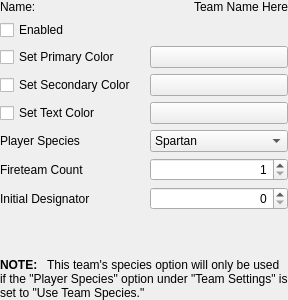
This is native/src/ReachVariantTool/ui/main_window/page_multiplayer_settings_team_specific.ui in DavidJCobb/ReachVariantEditor as Qt 5 draws it before an edit. The edited form follows.
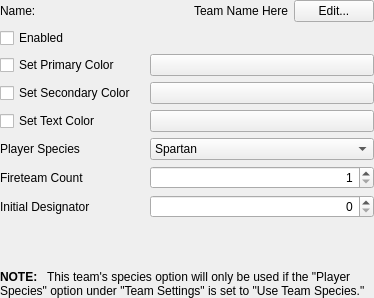
This is the edited form.

Commit message:
Script metadata strings; team names
Script metadata strings are now properly editable (though we can't add strings that are missing, which is a minor problem).

Team names can now be edited (though we can't add custom team names when they aren't already present, which is a minor problem). To facilitate this (and the prior change), the localized string editor dialog can now be told that the string it's editing isn't part of the standard string table (i.e. so it doesn't fire gametype-wide change events or offer a "Save as New" option).

Player rating parameters can now be edited.

```diff
--- a/native/src/ReachVariantTool/ui/main_window/page_multiplayer_settings_team_specific.ui
+++ b/native/src/ReachVariantTool/ui/main_window/page_multiplayer_settings_team_specific.ui
@@ -6,8 +6,8 @@
    <rect>
     <x>0</x>
     <y>0</y>
-    <width>288</width>
-    <height>300</height>
+    <width>374</width>
+    <height>298</height>
    </rect>
   </property>
   <property name="sizePolicy">
@@ -19,7 +19,7 @@
   <property name="windowTitle">
    <string>Form</string>
   </property>
-  <layout class="QGridLayout" name="gridLayout" columnstretch="1,0,0">
+  <layout class="QGridLayout" name="gridLayout" columnstretch="1,0,0,0">
    <property name="leftMargin">
     <number>0</number>
    </property>
@@ -32,6 +32,26 @@
    <property name="bottomMargin">
     <number>0</number>
    </property>
+   <item row="5" column="0" colspan="2">
+    <widget class="QLabel" name="label_72">
+     <property name="text">
+      <string>Player Species</string>
+     </property>
+     <property name="buddy">
+      <cstring>fieldSpecies</cstring>
+     </property>
+    </widget>
+   </item>
+   <item row="7" column="0" colspan="2">
+    <widget class="QLabel" name="label_71">
+     <property name="text">
+      <string>Initial Designator</string>
+     </property>
+     <property name="buddy">
+      <cstring>fieldInitialDesignator</cstring>
+     </property>
+    </widget>
+   </item>
    <item row="0" column="0">
     <widget class="QLabel" name="label_51">
      <property name="text">
@@ -49,11 +69,34 @@
      </property>
     </widget>
    </item>
-   <item row="2" column="2">
-    <widget class="QPushButton" name="fieldButtonColorPrimary">
-     <property name="contextMenuPolicy">
-      <enum>Qt::NoContextMenu</enum>
+   <item row="0" column="2">
+    <widget class="QLabel" name="fieldName">
+     <property name="sizePolicy">
+      <sizepolicy hsizetype="Preferred" vsizetype="Preferred">
+       <horstretch>1</horstretch>
+       <verstretch>0</verstretch>
+      </sizepolicy>
      </property>
+     <property name="text">
+      <string>Team Name Here</string>
+     </property>
+     <property name="alignment">
+      <set>Qt::AlignRight|Qt::AlignTrailing|Qt::AlignVCenter</set>
+     </property>
+    </widget>
+   </item>
+   <item row="6" column="0" colspan="2">
+    <widget class="QLabel" name="label_73">
+     <property name="text">
+      <string>Fireteam Count</string>
+     </property>
+     <property name="buddy">
+      <cstring>fieldFireteamCount</cstring>
+     </property>
+    </widget>
+   </item>
+   <item row="4" column="0" colspan="2">
+    <widget class="QCheckBox" name="fieldEnableColorText">
      <property name="toolTip">
       <string>Click here to open a color picker. This is the main team color, used for armor and objectives. Very dark colors will appear differently in-game due to how the shaders work.</string>
      </property>
@@ -61,7 +104,7 @@
       <string>Edit Primary Color</string>
      </property>
      <property name="text">
-      <string/>
+      <string>Set Text Color</string>
      </property>
     </widget>
    </item>
@@ -75,7 +118,37 @@
      </property>
     </widget>
    </item>
-   <item row="3" column="2">
+   <item row="0" column="3">
+    <widget class="QPushButton" name="buttonName">
+     <property name="text">
+      <string>Edit...</string>
+     </property>
+    </widget>
+   </item>
+   <item row="1" column="0" colspan="4">
+    <widget class="QCheckBox" name="fieldEnabled">
+     <property name="text">
+      <string>Enabled</string>
+     </property>
+    </widget>
+   </item>
+   <item row="2" column="2" colspan="2">
+    <widget class="QPushButton" name="fieldButtonColorPrimary">
+     <property name="contextMenuPolicy">
+      <enum>Qt::NoContextMenu</enum>
+     </property>
+     <property name="toolTip">
+      <string>Click here to open a color picker. This is the main team color, used for armor and objectives. Very dark colors will appear differently in-game due to how the shaders work.</string>
+     </property>
+     <property name="accessibleName">
+      <string>Edit Primary Color</string>
+     </property>
+     <property name="text">
+      <string/>
+     </property>
+    </widget>
+   </item>
+   <item row="3" column="2" colspan="2">
     <widget class="QPushButton" name="fieldButtonColorSecondary">
      <property name="contextMenuPolicy">
       <enum>Qt::NoContextMenu</enum>
@@ -91,7 +164,7 @@
      </property>
     </widget>
    </item>
-   <item row="4" column="2">
+   <item row="4" column="2" colspan="2">
     <widget class="QPushButton" name="fieldButtonColorText">
      <property name="contextMenuPolicy">
       <enum>Qt::NoContextMenu</enum>
@@ -110,17 +183,7 @@
      </property>
     </widget>
    </item>
-   <item row="5" column="0" colspan="2">
-    <widget class="QLabel" name="label_72">
-     <property name="text">
-      <string>Player Species</string>
-     </property>
-     <property name="buddy">
-      <cstring>fieldSpecies</cstring>
-     </property>
-    </widget>
-   </item>
-   <item row="5" column="2">
+   <item row="5" column="2" colspan="2">
     <widget class="QComboBox" name="fieldSpecies">
      <item>
       <property name="text">
@@ -134,17 +197,7 @@
      </item>
     </widget>
    </item>
-   <item row="6" column="0" colspan="2">
-    <widget class="QLabel" name="label_73">
-     <property name="text">
-      <string>Fireteam Count</string>
-     </property>
-     <property name="buddy">
-      <cstring>fieldFireteamCount</cstring>
-     </property>
-    </widget>
-   </item>
-   <item row="6" column="2">
+   <item row="6" column="2" colspan="2">
     <widget class="QSpinBox" name="fieldFireteamCount">
      <property name="alignment">
       <set>Qt::AlignRight|Qt::AlignTrailing|Qt::AlignVCenter</set>
@@ -157,17 +210,7 @@
      </property>
     </widget>
    </item>
-   <item row="7" column="0" colspan="2">
-    <widget class="QLabel" name="label_71">
-     <property name="text">
-      <string>Initial Designator</string>
-     </property>
-     <property name="buddy">
-      <cstring>fieldInitialDesignator</cstring>
-     </property>
-    </widget>
-   </item>
-   <item row="7" column="2">
+   <item row="7" column="2" colspan="2">
     <widget class="QSpinBox" name="fieldInitialDesignator">
      <property name="alignment">
       <set>Qt::AlignRight|Qt::AlignTrailing|Qt::AlignVCenter</set>
@@ -177,7 +220,7 @@
      </property>
     </widget>
    </item>
-   <item row="9" column="0" colspan="3">
+   <item row="9" column="0" colspan="4">
     <widget class="QLabel" name="label_74">
      <property name="text">
       <string>&lt;b&gt;NOTE:&lt;/b&gt; &amp;nbsp; This team's species option will only be used if the &quot;Player Species&quot; option under &quot;Team Settings&quot; is set to &quot;Use Team Species.&quot;</string>
@@ -187,17 +230,7 @@
      </property>
     </widget>
    </item>
-   <item row="4" column="0" colspan="2">
-    <widget class="QCheckBox" name="fieldEnableColorText">
-     <property name="toolTip">
-      <string>If this box is not checked, a game-engine-default color will be used.</string>
-     </property>
-     <property name="text">
-      <string>Set Text Color</string>
-     </property>
-    </widget>
-   </item>
-   <item row="8" column="0" colspan="3">
+   <item row="8" column="0" colspan="4">
     <spacer name="verticalSpacer_15">
      <property name="orientation">
       <enum>Qt::Vertical</enum>
@@ -210,29 +243,6 @@
      </property>
     </spacer>
    </item>
-   <item row="0" column="2">
-    <widget class="QLabel" name="fieldName">
-     <property name="sizePolicy">
-      <sizepolicy hsizetype="Preferred" vsizetype="Preferred">
-       <horstretch>1</horstretch>
-       <verstretch>0</verstretch>
-      </sizepolicy>
-     </property>
-     <property name="text">
-      <string>Team Name Here</string>
-     </property>
-     <property name="alignment">
-      <set>Qt::AlignRight|Qt::AlignTrailing|Qt::AlignVCenter</set>
-     </property>
-    </widget>
-   </item>
-   <item row="1" column="0" colspan="2">
-    <widget class="QCheckBox" name="fieldEnabled">
-     <property name="text">
-      <string>Enabled</string>
-     </property>
-    </widget>
-   </item>
   </layout>
  </widget>
  <resources/>
```
Left out of the diff: 5 changed lines with no effect on the pictures. The commit also changes 17 other files.
